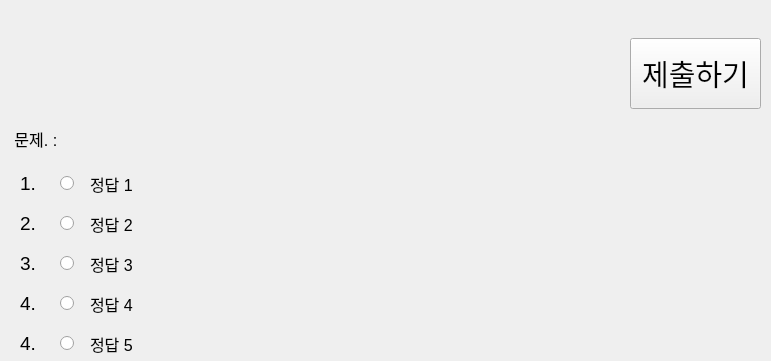
The window that Math_Books Review Pre_Test_App/UI_save/user_question_window.ui (gomtings/JeoninHighSchool) describes before a commit, drawn with Qt 5; both pictures show x 0 to 771 and y 272 to 633 of the 771 by 633 pixel window.
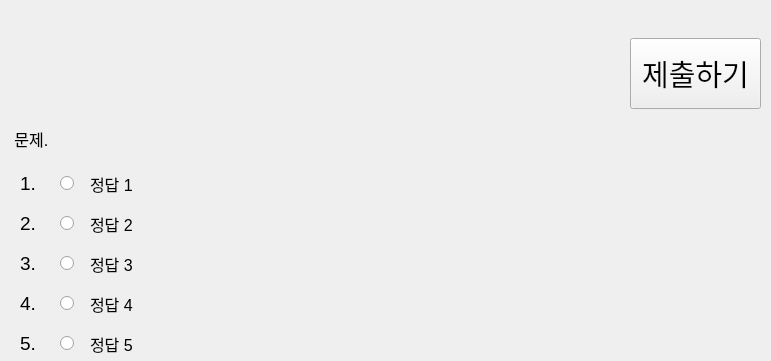
The same window after the commit. Icons and pictures are not drawn.

```diff
--- a/Math_Books Review Pre_Test_App/UI_save/user_question_window.ui
+++ b/Math_Books Review Pre_Test_App/UI_save/user_question_window.ui
@@ -216,16 +216,16 @@
      </font>
     </property>
     <property name="text">
-     <string>4.</string>
+     <string>5.</string>
     </property>
    </widget>
    <widget class="QLabel" name="label_6">
     <property name="geometry">
      <rect>
       <x>10</x>
-      <y>400</y>
+      <y>390</y>
       <width>611</width>
-      <height>21</height>
+      <height>41</height>
      </rect>
     </property>
     <property name="font">
@@ -234,7 +234,7 @@
      </font>
     </property>
     <property name="text">
-     <string> 문제. : </string>
+     <string> 문제.</string>
     </property>
    </widget>
    <widget class="QLabel" name="answer_ex1">
```
